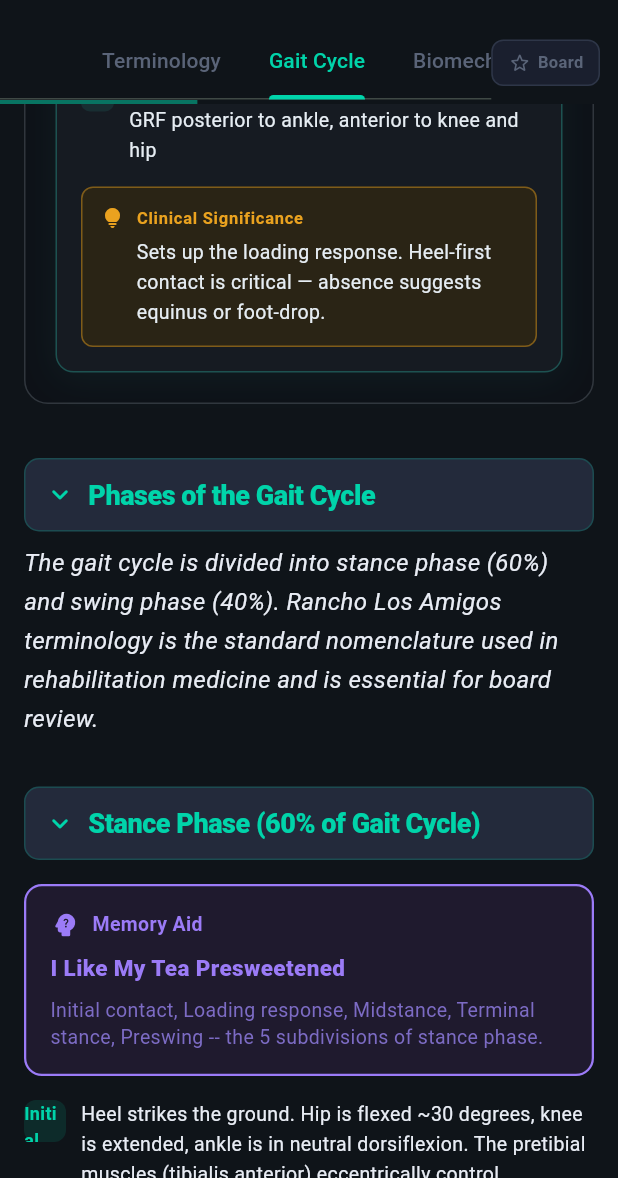
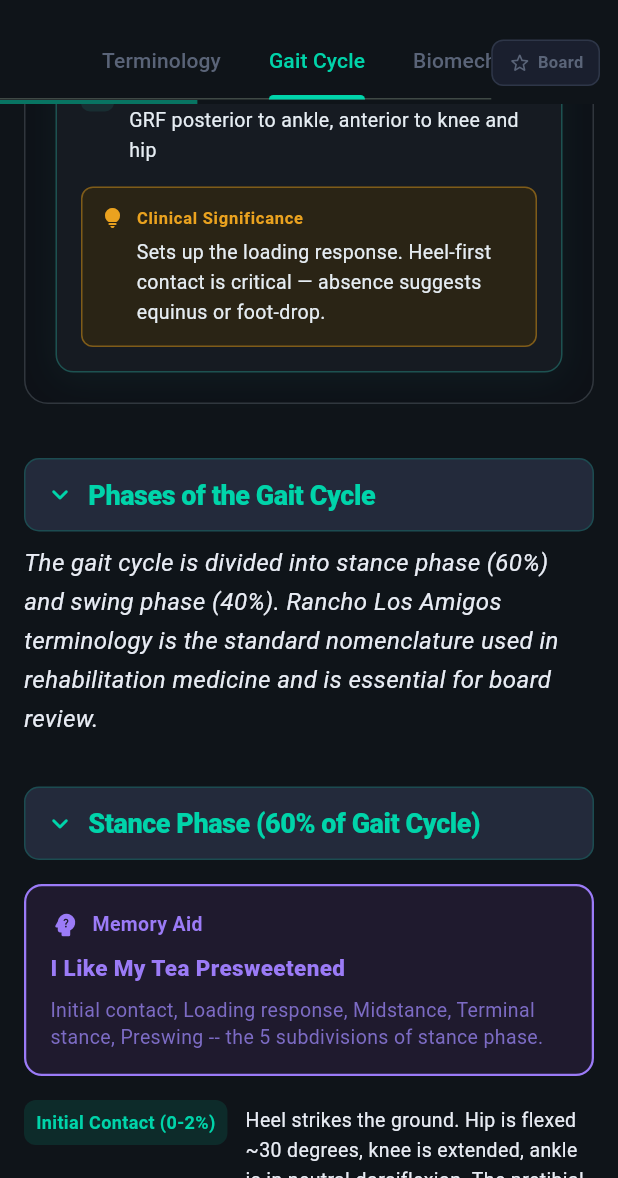
Before and after one commit to Zshumake/po-training, a Flutter app: the ModuleContentScreen screen opened directly with sample values from the repository, tab 2 chosen, scrolled down 576 dp, on a phone screen of 412 x 824 dp, the part 58-1236 px from its top. Run offline on Flutter 3.47's test engine with Material 3 defaults, Android fonts, the phone set to English and light mode, and no system bars; our stand-ins replace just_audio, shared_preferences, youtube_player_iframe; accounts and stored records are empty.

Commit message:
Fix NumberedListBlock labels getting clipped in fixed 28px box
The label container was hard-coded to 28x28, which crushed multi-word
timeline labels like '18-24 mo' and '12-15 mo'. Use ConstrainedBox with
minWidth 32 and horizontal padding so the box grows to fit the label.

Co-Authored-By: Claude Opus 4.6 (1M context) <noreply@anthropic.com>

```diff
--- a/lib/features/learning/topic_content_view.dart
+++ b/lib/features/learning/topic_content_view.dart
@@ -920,9 +920,10 @@ class _CollapsibleTabContentState extends State<_CollapsibleTabContent> {
             child: Row(
               crossAxisAlignment: CrossAxisAlignment.start,
               children: [
-                Container(
-                  width: 28,
-                  height: 28,
+                ConstrainedBox(
+                  constraints: const BoxConstraints(minWidth: 32, minHeight: 28),
+                  child: Container(
+                    padding: const EdgeInsets.symmetric(horizontal: 8, vertical: 6),
                     decoration: BoxDecoration(
                       color: AppTheme.accentTeal.withValues(alpha: 0.12),
                       borderRadius: BorderRadius.circular(8),
@@ -930,6 +931,7 @@ class _CollapsibleTabContentState extends State<_CollapsibleTabContent> {
                     alignment: Alignment.center,
                     child: Text(
                       item.key,
+                      textAlign: TextAlign.center,
                       style: const TextStyle(
                         fontSize: 12,
                         fontWeight: FontWeight.w700,
@@ -937,11 +939,15 @@ class _CollapsibleTabContentState extends State<_CollapsibleTabContent> {
                       ),
                     ),
                   ),
-                const SizedBox(width: 10),
+                ),
+                const SizedBox(width: 12),
                 Expanded(
+                  child: Padding(
+                    padding: const EdgeInsets.only(top: 4),
                     child: Text(
                       item.value,
                       style: const TextStyle(fontSize: 13, height: 1.5, color: AppTheme.textPrimary),
+                    ),
                   ),
                 ),
               ],
```
Lines whose indentation alone changed are shown as unchanged.
